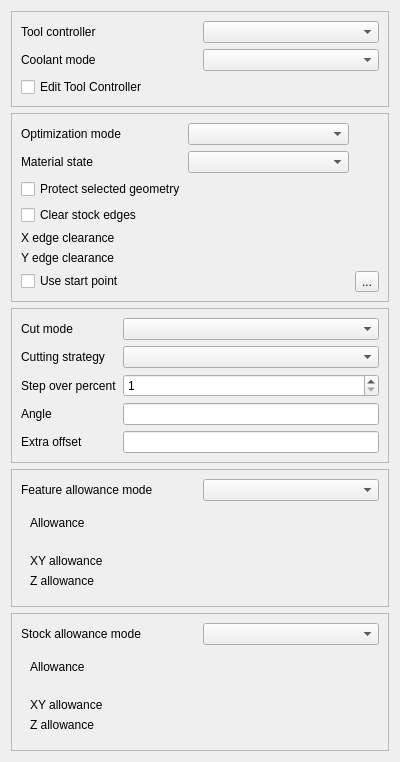
Before: the Qt Designer form src/Mod/CAM/Gui/Resources/panels/PageOpVolumeFaceMillEdit.ui in Rehcra001/FreeCAD, drawn with Qt 5.
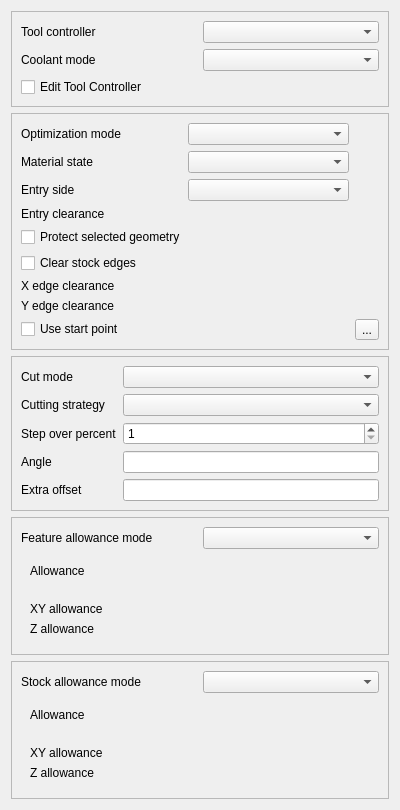
After: the same form once the commit is applied. Icons and pictures are not drawn. Custom widgets are drawn as their Qt base class.

Commit message: CAM: complete Volume Face Mill phase 6 sections entry

```diff
--- a/src/Mod/CAM/Gui/Resources/panels/PageOpVolumeFaceMillEdit.ui
+++ b/src/Mod/CAM/Gui/Resources/panels/PageOpVolumeFaceMillEdit.ui
@@ -94,7 +94,35 @@
         </property>
        </widget>
       </item>
-      <item row="2" column="0" colspan="2">
+      <item row="2" column="0">
+       <widget class="QLabel" name="entrySide_label">
+        <property name="text">
+         <string>Entry side</string>
+        </property>
+       </widget>
+      </item>
+      <item row="2" column="1">
+       <widget class="QComboBox" name="entrySide">
+        <property name="toolTip">
+         <string>Side of the Job stock extents used for the mandatory outside-stock face-mill entry. Auto currently resolves to -X until reachability planning is implemented.</string>
+        </property>
+       </widget>
+      </item>
+      <item row="3" column="0">
+       <widget class="QLabel" name="entryClearance_label">
+        <property name="text">
+         <string>Entry clearance</string>
+        </property>
+       </widget>
+      </item>
+      <item row="3" column="1" colspan="2">
+       <widget class="Gui::QuantitySpinBox" name="entryClearance">
+        <property name="toolTip">
+         <string>Minimum distance outside the stock extents used for entry plunges. Effective default is tool diameter plus 10 mm.</string>
+        </property>
+       </widget>
+      </item>
+      <item row="4" column="0" colspan="2">
        <widget class="QCheckBox" name="protectSelectedFeatures">
          <property name="toolTip">
           <string>Protect selected non-target geometry as additional keepout. The lowest selected horizontal face sets the final depth. Selected geometry does not redefine the stock boundary. Target detection uses Job/world Z.</string>
@@ -104,7 +132,7 @@
         </property>
        </widget>
       </item>
-      <item row="3" column="0" colspan="2">
+      <item row="5" column="0" colspan="2">
        <widget class="QCheckBox" name="clearEdges">
         <property name="toolTip">
          <string>Allow the tool center to overhang true stock exterior edges. X and Y overhang distances are controlled by the edge clearance fields. This does not override stock allowance material-to-leave.</string>
@@ -114,35 +142,35 @@
         </property>
        </widget>
       </item>
-      <item row="4" column="0">
+      <item row="6" column="0">
        <widget class="QLabel" name="stockEdgeClearanceX_label">
         <property name="text">
          <string>X edge clearance</string>
         </property>
        </widget>
       </item>
-      <item row="4" column="1" colspan="2">
+      <item row="6" column="1" colspan="2">
        <widget class="Gui::QuantitySpinBox" name="stockEdgeClearanceX">
         <property name="toolTip">
          <string>Distance the tool center may overhang true stock exterior edges in the X direction when Clear stock edges is enabled. The default is tool radius plus 0.1 mm.</string>
         </property>
        </widget>
       </item>
-      <item row="5" column="0">
+      <item row="7" column="0">
        <widget class="QLabel" name="stockEdgeClearanceY_label">
         <property name="text">
          <string>Y edge clearance</string>
         </property>
        </widget>
       </item>
-      <item row="5" column="1" colspan="2">
+      <item row="7" column="1" colspan="2">
        <widget class="Gui::QuantitySpinBox" name="stockEdgeClearanceY">
         <property name="toolTip">
          <string>Distance the tool center may overhang true stock exterior edges in the Y direction when Clear stock edges is enabled. The default is tool radius plus 0.1 mm.</string>
         </property>
        </widget>
       </item>
-      <item row="6" column="0" colspan="2">
+      <item row="8" column="0" colspan="2">
        <widget class="QCheckBox" name="useStartPoint">
         <property name="toolTip">
          <string>Specify if this operation uses a starting point.</string>
@@ -152,7 +180,7 @@
         </property>
        </widget>
       </item>
-      <item row="6" column="2">
+      <item row="8" column="2">
        <widget class="QToolButton" name="setStartPoint">
         <property name="toolTip">
          <string>Set picked point as start point</string>
```
Left out of the diff: 2 changed lines with no effect on the pictures. The commit also changes 6 other files.
